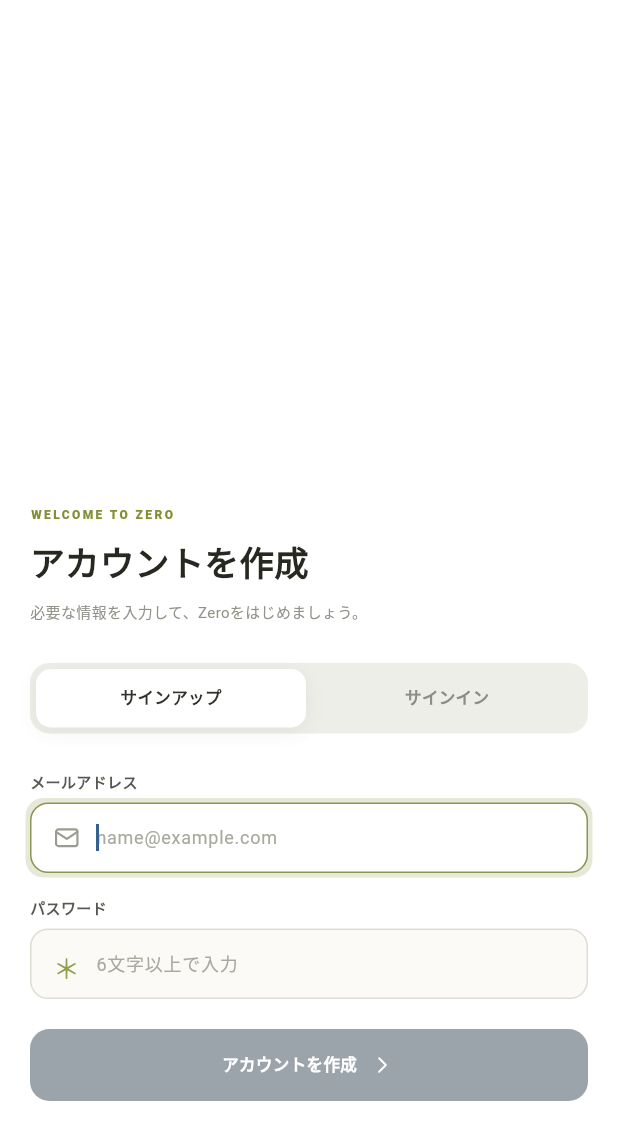
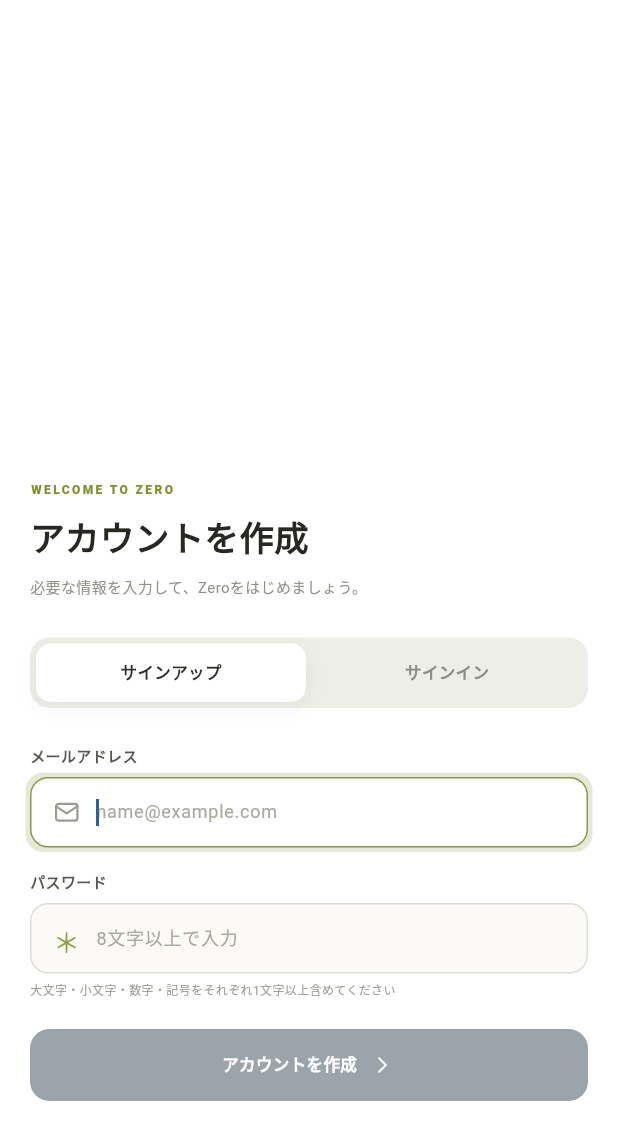
Before and after one commit to diapp0227/zero-chat, a Flutter app: the screen it shows after launch, on a phone screen of 412 x 824 dp, the part 93-1236 px from its top. Run offline on Flutter 3.47's test engine with Material 3 defaults, Android fonts, the phone set to English and light mode, and no system bars; our stand-ins replace flutter_riverpod, flutter_svg, go_router.

Commit message:
Require Cognito's default password policy and fix the code expiry text
Co-Authored-By: Claude Opus 5.5 <noreply@anthropic.com>

```diff
--- a/Flutter/lib/ui/auth/auth_screen.dart
+++ b/Flutter/lib/ui/auth/auth_screen.dart
@@ -19,8 +19,24 @@ import 'widgets/auth_text_field.dart';
 class AuthScreen extends ConsumerStatefulWidget {
   const AuthScreen({super.key});
 
-  /// パスワードの最小文字数
-  static const minPasswordLength = 6;
+  /// パスワードの最小文字数 (Cognito のパスワードポリシーと合わせる)
+  static const minPasswordLength = 8;
+
+  /// パスワードの条件の説明 (サインアップのとき入力欄の下に出す)
+  static const passwordRequirement = '大文字・小文字・数字・記号をそれぞれ1文字以上含めてください';
+
+  /// パスワードが Cognito の初期設定のパスワードポリシーを満たすか
+  ///
+  /// 8 文字以上で、大文字・小文字・数字・記号 (Cognito が記号と認める文字) をそれぞれ含む
+  static bool isValidPassword(String password) {
+    return password.length >= minPasswordLength &&
+        RegExp('[A-Z]').hasMatch(password) &&
+        RegExp('[a-z]').hasMatch(password) &&
+        RegExp('[0-9]').hasMatch(password) &&
+        RegExp(
+          r'''[\^$*.\[\]{}()?"!@#%&/\\,><':;|_~`=+\-]''',
+        ).hasMatch(password);
+  }
 
   /// 認証コードの桁数
   static const verificationCodeLength = 6;
@@ -65,8 +81,13 @@ class _AuthScreenState extends ConsumerState<AuthScreen> {
       return _codeController.text.length == AuthScreen.verificationCodeLength;
     }
     final email = _emailController.text.trim();
-    return RegExp(r'^[^@\s]+@[^@\s]+$').hasMatch(email) &&
-        _passwordController.text.length >= AuthScreen.minPasswordLength;
+    final password = _passwordController.text;
+    // サインインでは条件を満たすかの判定は Cognito に任せ、空でなければ送る
+    final passwordOk = switch (_mode) {
+      AuthMode.signUp => AuthScreen.isValidPassword(password),
+      AuthMode.signIn => password.isNotEmpty,
+    };
+    return RegExp(r'^[^@\s]+@[^@\s]+$').hasMatch(email) && passwordOk;
   }
 
   void _submit() {
@@ -354,7 +375,7 @@ class _AuthForm extends StatelessWidget {
               controller: codeController,
               prefix: AuthFieldPrefix.code,
               hintText: '000000',
-              helperText: 'コードの有効期限は10分です',
+              helperText: 'コードの有効期限は24時間です',
               autofocus: true,
               onSubmitted: onSubmit,
             ),
@@ -384,6 +405,9 @@ class _AuthForm extends StatelessWidget {
               controller: passwordController,
               prefix: AuthFieldPrefix.password,
               hintText: '${AuthScreen.minPasswordLength}文字以上で入力',
+              helperText: mode == AuthMode.signUp
+                  ? AuthScreen.passwordRequirement
+                  : null,
               obscureText: true,
               onSubmitted: onSubmit,
             ),
```
